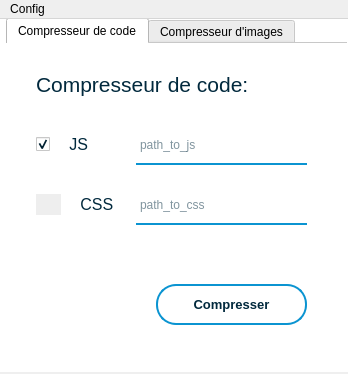
Old version of the form Minifier/mainwindow.ui in the repository Minifier/Minifier.
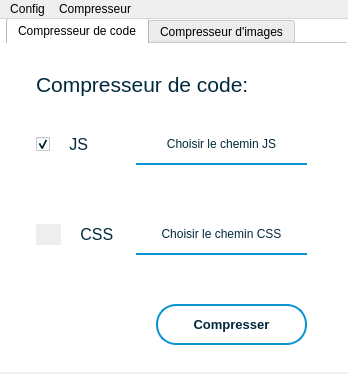
New version of the form. The open tabs and pages were chosen to show the change. Icons and pictures are not drawn.

Diff of the .ui file:
```diff
--- a/Minifier/mainwindow.ui
+++ b/Minifier/mainwindow.ui
@@ -187,8 +187,8 @@
       <property name="geometry">
        <rect>
         <x>30</x>
-        <y>150</y>
-        <width>81</width>
+        <y>180</y>
+        <width>91</width>
         <height>21</height>
        </rect>
       </property>
@@ -241,63 +241,11 @@
        <string>   CSS</string>
       </property>
      </widget>
-     <widget class="QTextBrowser" name="jsBrowser">
-      <property name="geometry">
-       <rect>
-        <x>130</x>
-        <y>90</y>
-        <width>171</width>
-        <height>31</height>
-       </rect>
-      </property>
-      <property name="styleSheet">
-       <string notr="true">QTextEdit{
-background-color:#fff;
-border:0 solid #0b94d1;
-border-bottom: 2px solid #0b94d1;
-}</string>
-      </property>
-      <property name="verticalScrollBarPolicy">
-       <enum>Qt::ScrollBarAlwaysOff</enum>
-      </property>
-      <property name="horizontalScrollBarPolicy">
-       <enum>Qt::ScrollBarAlwaysOff</enum>
-      </property>
-      <property name="placeholderText">
-       <string>path_to_js</string>
-      </property>
-     </widget>
-     <widget class="QTextBrowser" name="cssBrowser">
-      <property name="geometry">
-       <rect>
-        <x>130</x>
-        <y>150</y>
-        <width>171</width>
-        <height>31</height>
-       </rect>
-      </property>
-      <property name="styleSheet">
-       <string notr="true">QTextEdit{
-background-color:#fff;
-border:0 solid #0b94d1;
-border-bottom: 2px solid #0b94d1;
-}</string>
-      </property>
-      <property name="verticalScrollBarPolicy">
-       <enum>Qt::ScrollBarAlwaysOff</enum>
-      </property>
-      <property name="horizontalScrollBarPolicy">
-       <enum>Qt::ScrollBarAlwaysOff</enum>
-      </property>
-      <property name="placeholderText">
-       <string>path_to_css</string>
-      </property>
-     </widget>
      <widget class="QPushButton" name="launchCode">
       <property name="geometry">
        <rect>
         <x>150</x>
-        <y>240</y>
+        <y>260</y>
         <width>151</width>
         <height>41</height>
        </rect>
@@ -324,6 +272,68 @@
        <string>Compresser</string>
       </property>
      </widget>
+     <widget class="QPushButton" name="js_browser">
+      <property name="geometry">
+       <rect>
+        <x>130</x>
+        <y>80</y>
+        <width>171</width>
+        <height>41</height>
+       </rect>
+      </property>
+      <property name="styleSheet">
+       <string notr="true">background-color:#fff;
+border:0 solid #0b94d1;
+border-bottom: 2px solid #0b94d1;</string>
+      </property>
+      <property name="text">
+       <string>Choisir le chemin JS</string>
+      </property>
+     </widget>
+     <widget class="QPushButton" name="css_browser">
+      <property name="geometry">
+       <rect>
+        <x>130</x>
+        <y>170</y>
+        <width>171</width>
+        <height>41</height>
+       </rect>
+      </property>
+      <property name="styleSheet">
+       <string notr="true">background-color:#fff;
+border:0 solid #0b94d1;
+border-bottom: 2px solid #0b94d1;</string>
+      </property>
+      <property name="text">
+       <string>Choisir le chemin CSS</string>
+      </property>
+     </widget>
+     <widget class="QLabel" name="jsPath">
+      <property name="geometry">
+       <rect>
+        <x>30</x>
+        <y>130</y>
+        <width>271</width>
+        <height>21</height>
+       </rect>
+      </property>
+      <property name="text">
+       <string/>
+      </property>
+     </widget>
+     <widget class="QLabel" name="cssPath">
+      <property name="geometry">
+       <rect>
+        <x>30</x>
+        <y>230</y>
+        <width>271</width>
+        <height>21</height>
+       </rect>
+      </property>
+      <property name="text">
+       <string/>
+      </property>
+     </widget>
     </widget>
     <widget class="QWidget" name="imgTab">
      <property name="styleSheet">
@@ -629,7 +639,15 @@
     <addaction name="load_config"/>
     <addaction name="manage_config"/>
    </widget>
+   <widget class="QMenu" name="menuCompresseur">
+    <property name="title">
+     <string>Compresseur</string>
+    </property>
+    <addaction name="actionRun"/>
+    <addaction name="actionStop"/>
+   </widget>
    <addaction name="menuConfig"/>
+   <addaction name="menuCompresseur"/>
   </widget>
   <action name="create_config">
    <property name="text">
```
Left out of the diff: 29 changed lines with no effect on the pictures.
